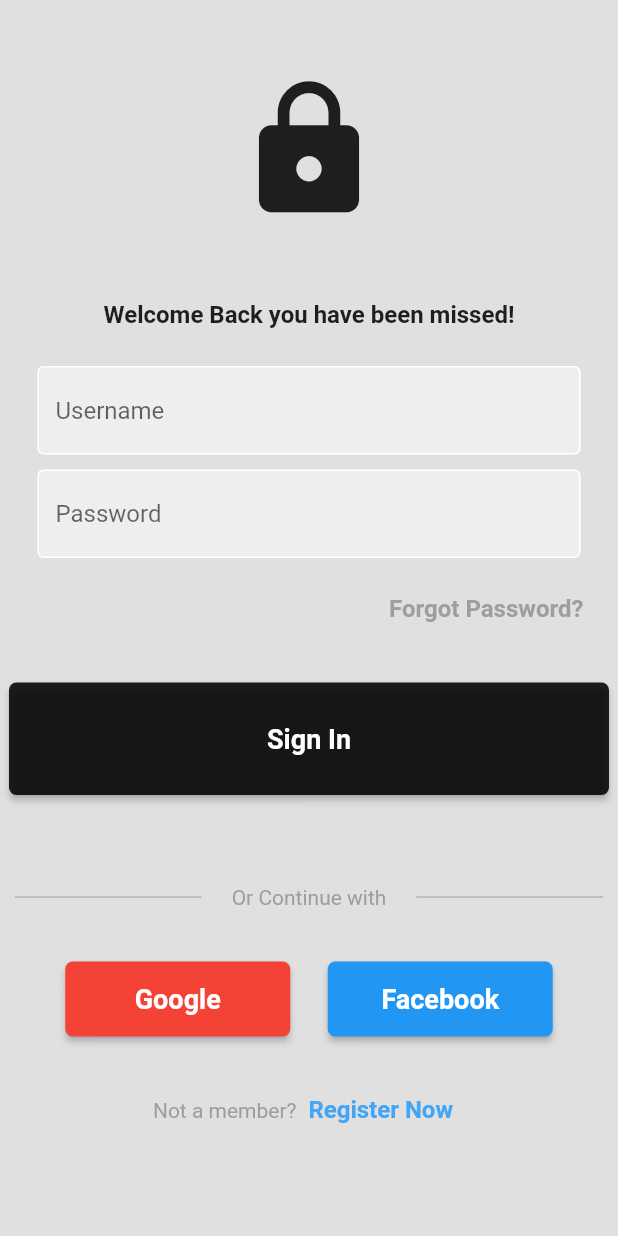
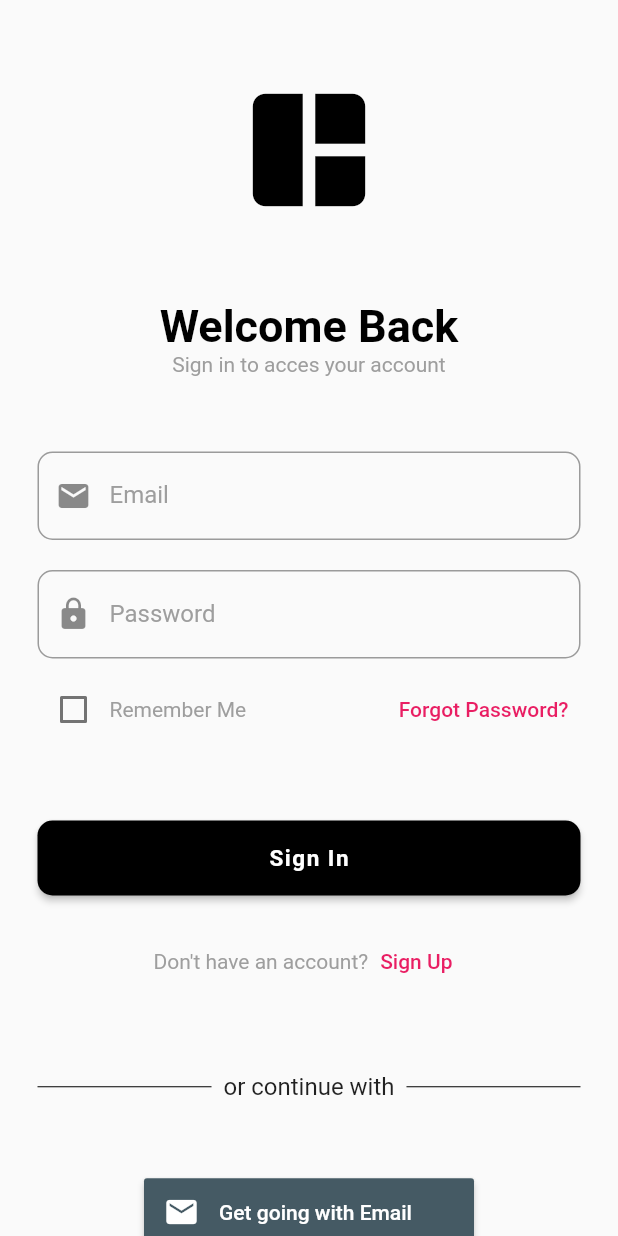
Before and after one commit to yusrilprayoga-code/Login-Ui-with-Flutter, a Flutter app: the screen it shows after launch, on a phone screen of 412 x 824 dp. Run offline on Flutter 3.47's test engine with Material 2 defaults, Android fonts, the phone set to English and light mode, and no system bars; drawn by our look-alikes of sign_in_button; Roboto replaces fonts that are missing (Poppins).

Commit message:
first commit

```diff
--- a/lib/components/text_field.dart
+++ /dev/null
@@ -1,37 +0,0 @@
-import 'package:flutter/material.dart';
-
-class MyTextField extends StatelessWidget {
-  final controller;
-  final String hintText;
-  final bool obscureText;
-
-  const MyTextField(
-      {super.key,
-      required this.controller,
-      required this.hintText,
-      required this.obscureText});
-
-  @override
-  Widget build(BuildContext context) {
-    return Padding(
-      padding: const EdgeInsets.symmetric(horizontal: 25.0),
-      child: TextField(
-        controller: controller,
-        obscureText: obscureText,
-        decoration: InputDecoration(
-          enabledBorder: const OutlineInputBorder(
-            borderSide: BorderSide(color: Colors.white),
-          ),
-          focusedBorder: const OutlineInputBorder(
-            borderSide: BorderSide(
-              color: Colors.grey,
-            ),
-          ),
-          fillColor: Colors.grey.shade200,
-          filled: true,
-          hintText: hintText,
-        ),
-      ),
-    );
-  }
-}
--- a/lib/main.dart
+++ b/lib/main.dart
@@ -12,7 +12,7 @@ class MyWidget extends StatelessWidget {
   Widget build(BuildContext context) {
     return MaterialApp(
       debugShowCheckedModeBanner: false,
-      home: LoginPage(),
+      home: MyLoginPage(),
     );
   }
 }
--- a/lib/pages/login_page.dart
+++ b/lib/pages/login_page.dart
@@ -1,84 +1,241 @@
 import 'package:flutter/material.dart';
-import 'package:tugaspam/components/text_field.dart';
+import 'package:tugaspam/pages/home_page.dart';
+import 'package:sign_in_button/sign_in_button.dart';
+import 'package:tugaspam/pages/register_page.dart';
 
-void main() {
-  runApp(LoginPage());
+class MyLoginPage extends StatefulWidget {
+  const MyLoginPage({super.key});
+
+  @override
+  State<MyLoginPage> createState() => _MyLoginPageState();
 }
 
-class LoginPage extends StatelessWidget {
-  LoginPage({super.key});
-
-  //editing controller
-  final usernameController = TextEditingController();
-  final passwordController = TextEditingController();
+class _MyLoginPageState extends State<MyLoginPage> {
+  bool rememberMe = false;
+  TextEditingController emailController = TextEditingController();
+  TextEditingController passwordController = TextEditingController();
+  final formKey = GlobalKey<FormState>();
   @override
   Widget build(BuildContext context) {
     return Scaffold(
-      backgroundColor: Colors.grey[300],
-      body: SafeArea(
+      body: SingleChildScrollView(
+        child: Form(
+          key: formKey,
+          child: SafeArea(
               child: Center(
+            child: Padding(
+              padding: const EdgeInsets.symmetric(horizontal: 25.0),
               child: Column(
                 children: [
-              const SizedBox(
+                  SizedBox(
                     height: 50,
                   ),
-              // logo
-              const Icon(
-                Icons.lock,
+                  Icon(
+                    Icons.auto_awesome_mosaic,
+                    color: Colors.black,
                     size: 100,
                   ),
-
-              const SizedBox(
+                  SizedBox(
                     height: 50,
                   ),
 
-              //welcome back
-              const Text("Welcome Back you have been missed!",
+                  //Welcome Back
+                  Text(
+                    "Welcome Back",
                     style: TextStyle(
-                    color: Colors.black87,
-                    fontSize: 16,
+                      fontSize: 30,
+                      color: Colors.black,
                       fontWeight: FontWeight.bold,
-                  )),
-
-              const SizedBox(
-                height: 25,
+                    ),
+                  ),
+                  Text(
+                    "Sign in to acces your account",
+                    style: TextStyle(fontFamily: 'Poppins', color: Colors.grey),
                   ),
 
-              //username textfield
-              MyTextField(
-                controller: usernameController,
-                hintText: 'Username',
-                obscureText: false,
+                  SizedBox(
+                    height: 50,
                   ),
 
-              const SizedBox(height: 10),
-
-              //password textfield
-              MyTextField(
-                controller: passwordController,
-                hintText: 'Password',
-                obscureText: true,
+                  //Email Field
+                  TextFormField(
+                    controller: emailController,
+                    //input color text field
+                    decoration: InputDecoration(
+                      labelText: "Email",
+                      hintText: "Enter your email",
+                      labelStyle: TextStyle(
+                          color: Colors.grey), // Warna label menjadi abu-abu
+                      hintStyle: TextStyle(color: Colors.grey),
+                      //icon email
+                      prefixIcon: Icon(Icons.email),
+                      border: OutlineInputBorder(
+                        borderSide: BorderSide(width: 1),
+                        borderRadius: BorderRadius.circular(10),
+                      ),
+                    ),
+                    validator: (value) {
+                      if (value!.isEmpty) {
+                        return "Email tidak boleh kosong";
+                      } else if (!value.contains("@")) {
+                        return "Email tidak valid";
+                      } else {
+                        return null;
+                      }
+                    },
                   ),
 
-              const SizedBox(
+                  //Password Field
+                  SizedBox(
+                    height: 20,
+                  ),
+
+                  TextFormField(
+                    obscureText: true,
+                    controller: passwordController,
+                    //input color text field,
+                    decoration: InputDecoration(
+                      labelText: "Password",
+                      hintText: "Enter your Password",
+                      labelStyle: TextStyle(
+                          color: Colors.grey), // Warna label menjadi abu-abu
+                      hintStyle: TextStyle(color: Colors.grey),
+                      //icon password
+                      prefixIcon: Icon(Icons.lock),
+                      border: OutlineInputBorder(
+                        borderSide: BorderSide(width: 1),
+                        borderRadius: BorderRadius.circular(10),
+                      ),
+                    ),
+                    validator: (value) {
+                      if (value!.isEmpty) {
+                        return "Password tidak boleh kosong";
+                      } else if (value.length < 6) {
+                        return "Password minimal 6 karakter";
+                      } else {
+                        return null;
+                      }
+                    },
+                  ),
+                  SizedBox(
                     height: 10,
                   ),
 
-              //forgot password
+                  // Forgot Password and remember me
                   Row(
-                mainAxisAlignment: MainAxisAlignment.end,
+                    mainAxisAlignment: MainAxisAlignment.spaceBetween,
                     children: [
-                  Padding(
-                    padding: const EdgeInsets.symmetric(horizontal: 15),
-                    child: TextButton(
+                      Row(
+                        children: [
+                          Checkbox(
+                            value: rememberMe,
+                            onChanged: (value) {
+                              setState(() {
+                                rememberMe = value!;
+                              });
+                            },
+                          ),
+                          Text(
+                            "Remember Me",
+                            style: TextStyle(
+                              color: Colors.grey,
+                              fontSize: 14,
+                            ),
+                          ),
+                        ],
+                      ),
+                      TextButton(
                         onPressed: () {},
                         child: const Text(
                           'Forgot Password?',
                           style: TextStyle(
+                            color: Colors.pink,
+                            fontSize: 14,
+                          ),
+                        ),
+                      ),
+                    ],
+                  ),
+
+                  //sign in button
+                  SizedBox(
+                    height: 50,
+                  ),
+                  Container(
+                    width: double.infinity,
+                    height: 50,
+                    child: ElevatedButton(
+                      onPressed: () {
+                        String Email = 'yusril@gmail.com';
+                        String Password = '123456789';
+                        if (formKey.currentState!.validate()) {
+                          if (emailController.text == Email &&
+                              passwordController.text == Password) {
+                            ScaffoldMessenger.of(context).showSnackBar(
+                              SnackBar(
+                                content: Text("Login Berhasil"),
+                              ),
+                            );
+                            Navigator.push(
+                              context,
+                              MaterialPageRoute(
+                                builder: (context) => HomePage(),
+                              ),
+                            );
+                          } else {
+                            emailController.clear();
+                            passwordController.clear();
+                            ScaffoldMessenger.of(context).showSnackBar(
+                              SnackBar(
+                                content: Text("Email atau Password salah"),
+                              ),
+                            );
+                          }
+                        }
+                      },
+                      child: Text(
+                        "Sign In",
+                        style: TextStyle(
+                            fontSize: 15,
+                            fontWeight: FontWeight.bold,
+                            letterSpacing: 1),
+                      ),
+                      style: ElevatedButton.styleFrom(
+                        primary: Colors.black,
+                        shape: RoundedRectangleBorder(
+                          borderRadius: BorderRadius.circular(10),
+                        ),
+                      ),
+                    ),
+                  ),
+
+                  const SizedBox(
+                    height: 20,
+                  ),
+                  Row(
+                    mainAxisAlignment: MainAxisAlignment.center,
+                    children: [
+                      Text(
+                        "Don't have an account?",
+                        style: TextStyle(
                           color: Colors.grey,
-                          fontSize: 16,
-                          fontWeight: FontWeight.bold,
+                          fontSize: 14,
                         ),
+                      ),
+                      TextButton(
+                        onPressed: () {
+                          Navigator.push(
+                            context,
+                            MaterialPageRoute(
+                              builder: (context) => MyRegisterPage(),
+                            ),
+                          );
+                        },
+                        child: const Text(
+                          'Sign Up',
+                          style: TextStyle(
+                            color: Colors.pink,
+                            fontSize: 14,
                           ),
                         ),
                       ),
@@ -86,117 +243,63 @@ class LoginPage extends StatelessWidget {
                   ),
 
                   const SizedBox(
-                height: 25,
+                    height: 50,
                   ),
-
-              //sign in button
-              ElevatedButton(
-                onPressed: () {},
-                child: const Text(
-                  'Sign In',
-                  style: TextStyle(fontWeight: FontWeight.bold, fontSize: 18),
+                  Row(
+                    children: [
+                      Expanded(
+                        child: Divider(
+                          color: Colors.black, // Warna garis sesuai kebutuhan
                         ),
-                style: ElevatedButton.styleFrom(
-                  primary: Colors.black87,
-                  minimumSize: const Size(400, 75),
-                  shape: RoundedRectangleBorder(
-                    borderRadius: BorderRadius.circular(5),
+                      ),
+                      Padding(
+                        padding: const EdgeInsets.symmetric(horizontal: 8.0),
+                        child: Text(
+                          "or continue with",
+                          style: TextStyle(
+                            fontSize: 16, // Atur ukuran teks sesuai kebutuhan
                           ),
                         ),
                       ),
-
-              const SizedBox(height: 50),
-              // or continue with
-              Row(children: <Widget>[
                       Expanded(
-                  child: new Container(
-                      margin: const EdgeInsets.only(left: 10.0, right: 20.0),
                         child: Divider(
-                        color: Colors.grey,
-                        height: 36,
-                      )),
-                ),
-                const Text(
-                  "Or Continue with",
-                  style: TextStyle(color: Colors.grey),
-                ),
-                Expanded(
-                  child: new Container(
-                      margin: const EdgeInsets.only(left: 20.0, right: 10.0),
-                      child: Divider(
-                        color: Colors.grey,
-                        height: 36,
-                      )),
-                ),
-              ]),
-
-              const SizedBox(height: 25),
-
-              //sign with google and facebook
-              Row(
-                mainAxisAlignment: MainAxisAlignment.center,
-                children: [
-                  ElevatedButton(
-                    onPressed: () {},
-                    child: const Text(
-                      'Google',
-                      style:
-                          TextStyle(fontWeight: FontWeight.bold, fontSize: 18),
-                    ),
-                    style: ElevatedButton.styleFrom(
-                      primary: Colors.red,
-                      minimumSize: const Size(150, 50),
-                      shape: RoundedRectangleBorder(
-                        borderRadius: BorderRadius.circular(5),
-                      ),
-                    ),
-                  ),
-                  const SizedBox(width: 25),
-                  ElevatedButton(
-                    onPressed: () {},
-                    child: const Text(
-                      'Facebook',
-                      style:
-                          TextStyle(fontWeight: FontWeight.bold, fontSize: 18),
-                    ),
-                    style: ElevatedButton.styleFrom(
-                      primary: Colors.blue,
-                      minimumSize: const Size(150, 50),
-                      shape: RoundedRectangleBorder(
-                        borderRadius: BorderRadius.circular(5),
-                      ),
+                          color: Colors.black, // Warna garis sesuai kebutuhan
                         ),
                       ),
                     ],
                   ),
 
-              const SizedBox(height: 25),
-
-              //not a member? register now with footer dart
-              Row(
-                mainAxisAlignment: MainAxisAlignment.center,
-                children: [
-                  const Text(
-                    "Not a member?",
-                    style: TextStyle(color: Colors.grey),
+                  //google and facebook sign in
+                  SizedBox(
+                    height: 50,
                   ),
-                  TextButton(
-                    onPressed: () {},
-                    child: Text(
-                      'Register Now',
-                      style: TextStyle(
-                        color: Colors.blue.shade400,
-                        fontSize: 16,
-                        fontWeight: FontWeight.bold,
+                  SignInButtonBuilder(
+                    text: 'Get going with Email',
+                    icon: Icons.email,
+                    onPressed: () {
+                      _showButtonPressDialog('Email');
+                    },
+                    backgroundColor: Colors.blueGrey[700]!,
+                    width: 220.0,
+                    height: 45,
                   ),
+                  SizedBox(
+                    height: 25,
                   ),
-                  ),
-                ],
+                  SignInButton(
+                    Buttons.google,
+                    onPressed: () {
+                      _showButtonPressDialog('Google');
+                    },
                   ),
                 ],
               ),
             ),
+          )),
+        ),
       ),
     );
   }
+
+  void _showButtonPressDialog(String s) {}
 }
--- a/pubspec.yaml
+++ b/pubspec.yaml
@@ -35,6 +35,7 @@ dependencies:
   # The following adds the Cupertino Icons font to your application.
   # Use with the CupertinoIcons class for iOS style icons.
   cupertino_icons: ^1.0.2
+  sign_in_button: ^3.2.0
 
 dev_dependencies:
   flutter_test:
```
Also changed, not shown: lib/pages/register_page.dart (added, +203 -0 lines), pubspec.lock. Lines whose indentation alone changed are shown as unchanged.
